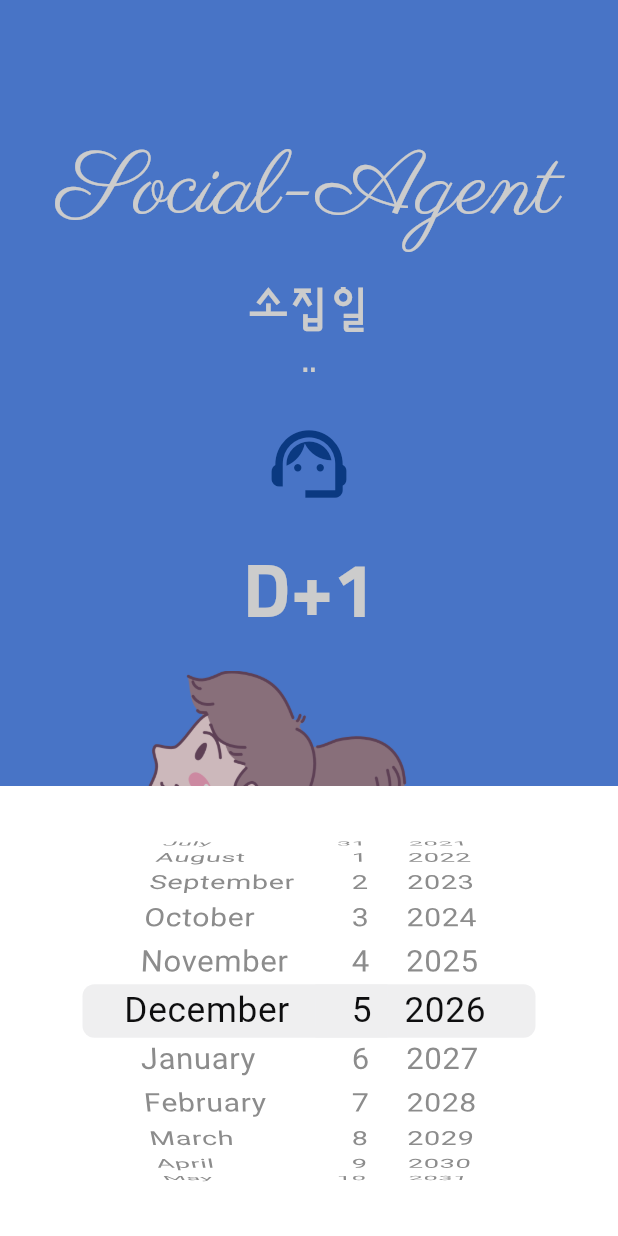
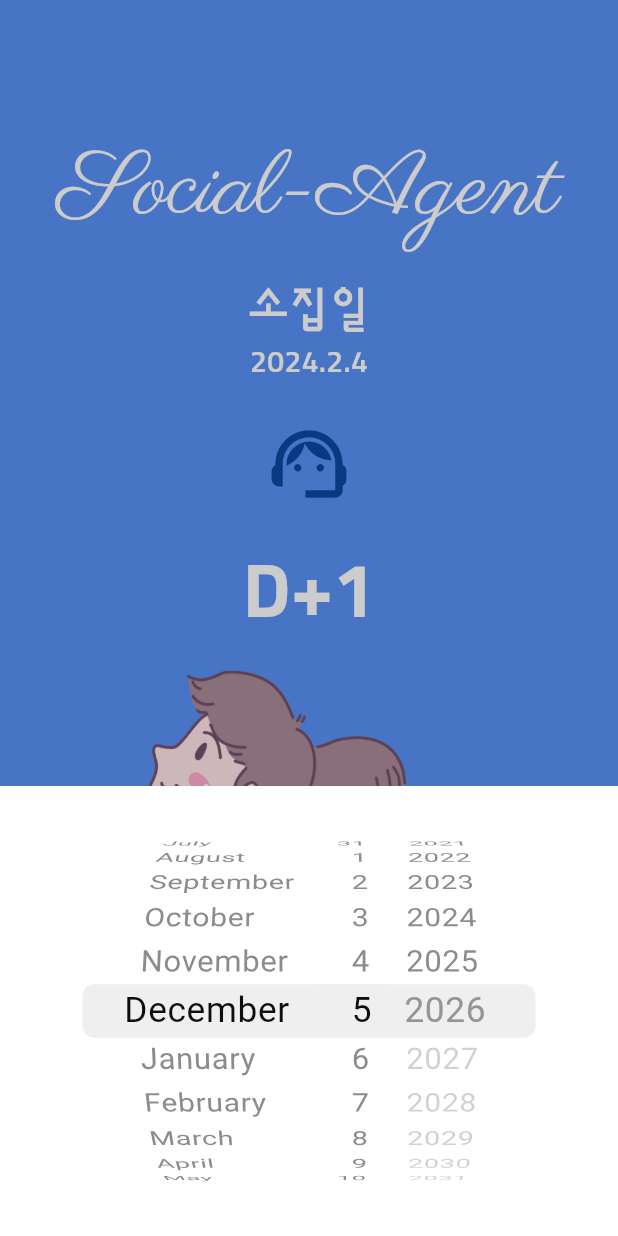
Before and after one commit to coffeeamp/webview_app, a Flutter app: the DdayScreen screen opened directly, after a tap on the "support agent" icon, on a phone screen of 412 x 824 dp. Run offline on Flutter 3.47's test engine with Material 3 defaults, Android fonts, the phone set to English and light mode, and no system bars; our stand-ins replace webview_flutter.

```diff
--- a/lib/Screens/Dday_screen.dart
+++ b/lib/Screens/Dday_screen.dart
@@ -64,7 +64,7 @@ class _TopPartState extends State<_TopPart> {
                   ),
                 ),
                 Text(
-                  '${selectedDate.year}.${selectedDate.month}.${selectedDate.day}',
+                  '${widget.selectedDate.year}.${widget.selectedDate.month}.${widget.selectedDate.day}',
                   style: TextStyle(
                     fontSize: 20,
                     fontFamily: 'sunflower',
@@ -88,6 +88,7 @@ class _TopPartState extends State<_TopPart> {
                               height: 300,
                               child: CupertinoDatePicker(
                                 mode: CupertinoDatePickerMode.date, //  날짜만 보면 됨
+                                maximumDate: DateTime.now().add(Duration(days: 365)), // 최대날짜
                                 onDateTimeChanged: (DateTime date) {
                                   setState(() {
                                     widget.selectedDate = date;
@@ -105,7 +106,7 @@ class _TopPartState extends State<_TopPart> {
                     ),
                   ),
                 Text(
-                  'D+1',
+                  'D+${DateTime.now().difference(widget.selectedDate).inDays + 1}', // D-day 계산
 
                   style: TextStyle(
                     fontSize: 50,
```
